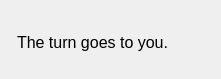
Qt form src/Capic/Gui/notifier.ui (pouar/CapiCity) before a commit.
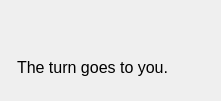
The same form after that commit. Icons and pictures are not drawn.

What changed in the file:
```diff
--- a/src/Capic/Gui/notifier.ui
+++ b/src/Capic/Gui/notifier.ui
@@ -79,10 +79,10 @@
       <widget class="QLabel" name="label_2">
        <property name="text">
         <string>&lt;!DOCTYPE HTML PUBLIC &quot;-//W3C//DTD HTML 4.0//EN&quot; &quot;http://www.w3.org/TR/REC-html40/strict.dtd&quot;&gt;
-&lt;html&gt;&lt;head&gt;&lt;meta name=&quot;qrichtext&quot; content=&quot;1&quot; /&gt;&lt;style type=&quot;text/css&quot;&gt;
-p, li { white-space: pre-wrap; }
-&lt;/style&gt;&lt;/head&gt;&lt;body style=&quot; font-family:'Sans Serif'; font-size:9pt; font-weight:400; font-style:normal;&quot;&gt;
-&lt;p style=&quot; margin-top:0px; margin-bottom:0px; margin-left:0px; margin-right:0px; -qt-block-indent:0; text-indent:0px;&quot;&gt;&lt;span style=&quot; font-size:12pt;&quot;&gt;The turn goes to you.&lt;/span&gt;&lt;/p&gt;&lt;/body&gt;&lt;/html&gt;</string>
+                &lt;html&gt;&lt;head&gt;&lt;meta name=&quot;qrichtext&quot; content=&quot;1&quot; /&gt;&lt;style type=&quot;text/css&quot;&gt;
+                p, li { white-space: pre-wrap; }
+                &lt;/style&gt;&lt;/head&gt;&lt;body style=&quot; font-family:'Sans Serif'; font-size:9pt; font-weight:400; font-style:normal;&quot;&gt;
+                &lt;p style=&quot; margin-top:0px; margin-bottom:0px; margin-left:0px; margin-right:0px; -qt-block-indent:0; text-indent:0px;&quot;&gt;&lt;span style=&quot; font-size:12pt;&quot;&gt;The turn goes to you.&lt;/span&gt;&lt;/p&gt;&lt;/body&gt;&lt;/html&gt;</string>
        </property>
       </widget>
      </item>
```
Lines whose indentation alone changed are shown as unchanged.
